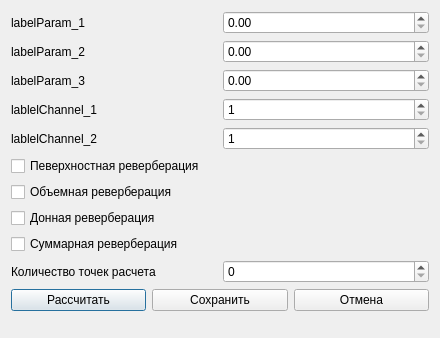
The window that reverberationParameters.ui (PointlessAlbatross/CAD-A_Qt) describes before a commit, drawn with Qt 5.
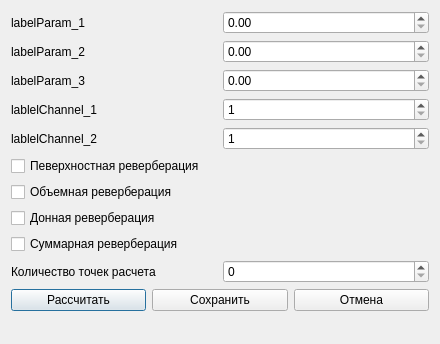
The same window after the commit.

```diff
--- a/reverberationParameters.ui
+++ b/reverberationParameters.ui
@@ -7,7 +7,7 @@
     <x>0</x>
     <y>0</y>
     <width>440</width>
-    <height>338</height>
+    <height>344</height>
    </rect>
   </property>
   <property name="windowTitle">
```
Left out of the diff: 6 changed lines with no effect on the pictures.
